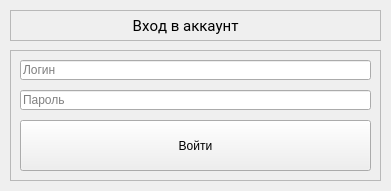
soround/VKMusicDownloader, file assets/ui/auth.ui: the form before one commit.
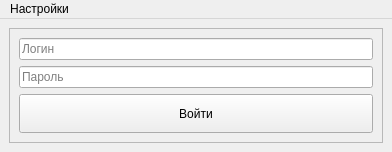
The form after the commit.

```diff
--- a/assets/ui/auth.ui
+++ b/assets/ui/auth.ui
@@ -1,124 +1,38 @@
 <?xml version="1.0" encoding="UTF-8"?>
 <ui version="4.0">
- <class>Form</class>
- <widget class="QWidget" name="Form">
+ <class>MainWindow</class>
+ <widget class="QMainWindow" name="MainWindow">
   <property name="geometry">
    <rect>
     <x>0</x>
     <y>0</y>
-    <width>391</width>
-    <height>191</height>
+    <width>392</width>
+    <height>152</height>
    </rect>
   </property>
-  <property name="sizePolicy">
-   <sizepolicy hsizetype="Fixed" vsizetype="Fixed">
-    <horstretch>0</horstretch>
-    <verstretch>0</verstretch>
-   </sizepolicy>
-  </property>
-  <property name="maximumSize">
-   <size>
-    <width>391</width>
-    <height>191</height>
-   </size>
-  </property>
   <property name="windowTitle">
    <string>Form</string>
   </property>
-  <widget class="QFrame" name="frame">
-   <property name="geometry">
-    <rect>
-     <x>10</x>
-     <y>10</y>
-     <width>371</width>
-     <height>31</height>
-    </rect>
-   </property>
-   <property name="frameShape">
-    <enum>QFrame::StyledPanel</enum>
-   </property>
-   <property name="frameShadow">
-    <enum>QFrame::Raised</enum>
-   </property>
-   <widget class="QLabel" name="label">
-    <property name="geometry">
-     <rect>
-      <x>0</x>
-      <y>0</y>
-      <width>371</width>
-      <height>31</height>
-     </rect>
-    </property>
-    <property name="font">
-     <font>
-      <family>Roboto</family>
-      <pointsize>11</pointsize>
-      <weight>50</weight>
-      <italic>false</italic>
-      <bold>false</bold>
-      <underline>false</underline>
-      <strikeout>false</strikeout>
-      <stylestrategy>PreferDefault</stylestrategy>
-      <kerning>false</kerning>
-     </font>
-    </property>
-    <property name="mouseTracking">
-     <bool>true</bool>
-    </property>
-    <property name="tabletTracking">
-     <bool>true</bool>
-    </property>
-    <property name="focusPolicy">
-     <enum>Qt::NoFocus</enum>
-    </property>
-    <property name="contextMenuPolicy">
-     <enum>Qt::PreventContextMenu</enum>
-    </property>
-    <property name="frameShadow">
-     <enum>QFrame::Raised</enum>
-    </property>
-    <property name="text">
-     <string>                                 Вход в аккаунт</string>
-    </property>
-   </widget>
-  </widget>
+  <widget class="QWidget" name="centralwidget">
+   <layout class="QGridLayout" name="gridLayout">
+    <item row="0" column="0">
   <widget class="QFrame" name="frame_2">
-   <property name="geometry">
-    <rect>
-     <x>10</x>
-     <y>50</y>
-     <width>371</width>
-     <height>131</height>
-    </rect>
-   </property>
    <property name="frameShape">
     <enum>QFrame::StyledPanel</enum>
    </property>
    <property name="frameShadow">
     <enum>QFrame::Raised</enum>
    </property>
+      <layout class="QVBoxLayout" name="verticalLayout">
+       <item>
    <widget class="QLineEdit" name="lineEdit">
-    <property name="geometry">
-     <rect>
-      <x>10</x>
-      <y>10</y>
-      <width>351</width>
-      <height>20</height>
-     </rect>
-    </property>
     <property name="placeholderText">
      <string>Логин</string>
     </property>
    </widget>
+       </item>
+       <item>
    <widget class="QLineEdit" name="lineEdit_2">
-    <property name="geometry">
-     <rect>
-      <x>10</x>
-      <y>40</y>
-      <width>351</width>
-      <height>20</height>
-     </rect>
-    </property>
     <property name="cursor">
      <cursorShape>IBeamCursor</cursorShape>
     </property>
@@ -141,15 +55,9 @@
      <string>Пароль</string>
     </property>
    </widget>
+       </item>
+       <item>
    <widget class="QPushButton" name="pushButton">
-    <property name="geometry">
-     <rect>
-      <x>10</x>
-      <y>70</y>
-      <width>351</width>
-      <height>51</height>
-     </rect>
-    </property>
     <property name="sizePolicy">
      <sizepolicy hsizetype="Preferred" vsizetype="Preferred">
       <horstretch>0</horstretch>
@@ -160,7 +68,37 @@
      <string>Войти</string>
     </property>
    </widget>
-  </widget>
+       </item>
+      </layout>
+     </widget>
+    </item>
+   </layout>
+  </widget>
+  <widget class="QMenuBar" name="menubar">
+   <property name="geometry">
+    <rect>
+     <x>0</x>
+     <y>0</y>
+     <width>392</width>
+     <height>21</height>
+    </rect>
+   </property>
+   <widget class="QMenu" name="menu">
+    <property name="title">
+     <string>Настройки</string>
+    </property>
+    <addaction name="action"/>
+   </widget>
+   <addaction name="menu"/>
+  </widget>
+  <action name="action">
+   <property name="checkable">
+    <bool>true</bool>
+   </property>
+   <property name="text">
+    <string>Использовать прокси</string>
+   </property>
+  </action>
  </widget>
  <resources/>
  <connections/>
```
Left out of the diff: 2 changed lines with no effect on the pictures. Lines whose indentation alone changed are shown as unchanged.
